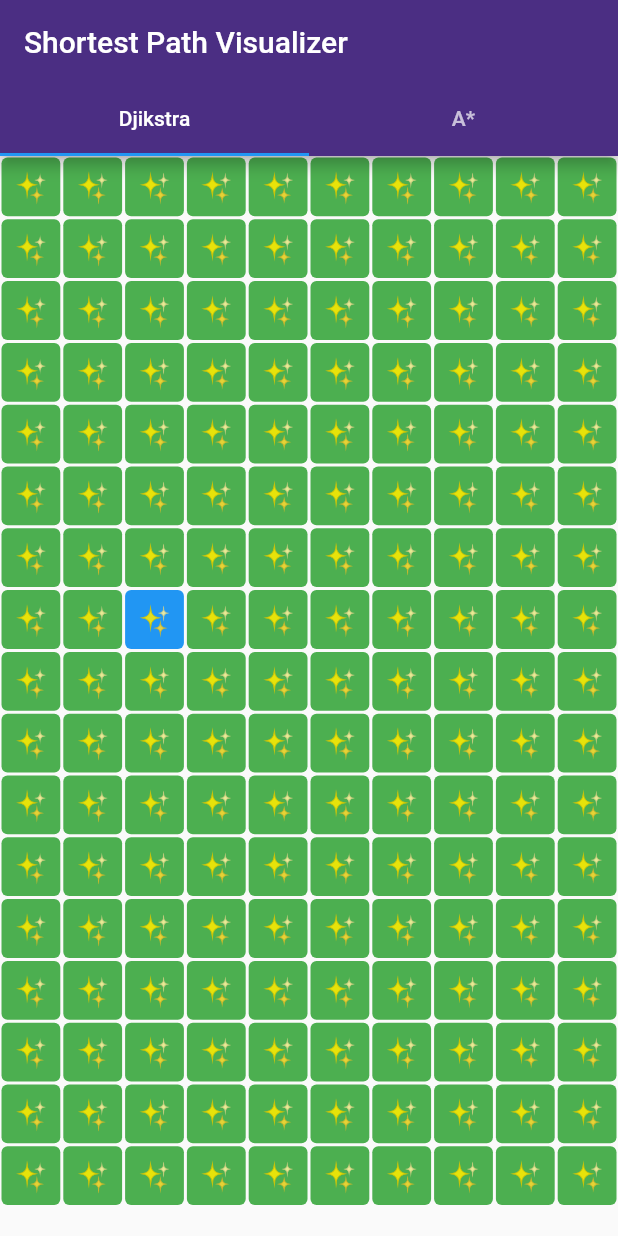
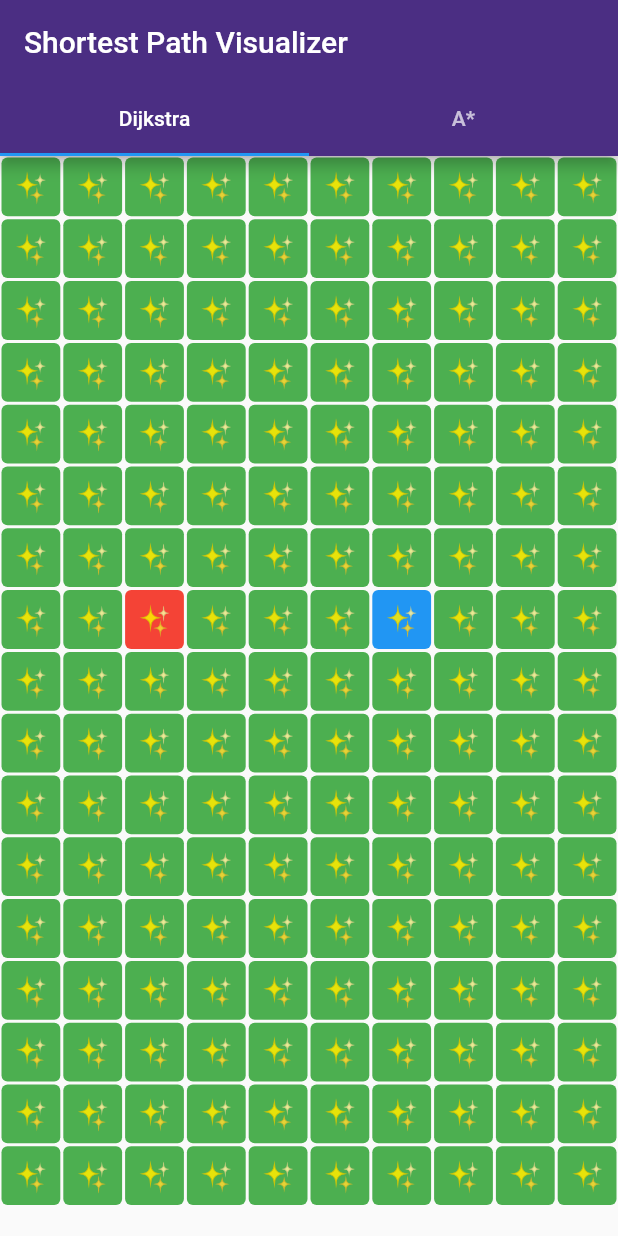
Before and after one commit to codycodes/flutter-shortest-path, a Flutter app: the screen it shows after launch, on a phone screen of 412 x 824 dp. Run offline on Flutter 3.47's test engine with Material 2 defaults, Android fonts, the phone set to English and light mode, and no system bars.

Commit message:
add Node class

```diff
--- a/flutter_shortest_path/lib/GridOne.dart
+++ b/flutter_shortest_path/lib/GridOne.dart
@@ -3,6 +3,7 @@ import 'dart:math';
 
 import 'package:flutter/material.dart';
 import 'package:flutter/rendering.dart';
+import 'package:fluttershortestpath/Node.dart';
 
 class GridOne extends StatefulWidget {
   @override
@@ -28,64 +29,52 @@ class _GridOneState extends State<GridOne> {
     }
     int numCellsHeight = (numCellsWidth * heights).toInt();
 
-    // should be moved somewhere
-    // used to push the row up one if it's in the middle instead of down
-    int minusOne = 0;
-    if (heights % 2 == 1) {
-      minusOne++;
-    }
-    int startRow = ((heights/2)- minusOne).floor();
-    int startCol = (numCellsWidth ~/ 4);
+    List<List<Node>> createGridData() {
+      // Creates a list of list of Node representing state for each cell in the grid
 
-    List<List<int>> createGridData() {
-      // Creates a list of list of strings representing state for each cell in the grid
-      List<List<int>> gridState = [];
-      List.filled(numCellsWidth, '0');
-      for (int i = 0; i < heights; i++) {
-       gridState.add(List<int>.filled(numCellsWidth, int64MaxValue));
+      int minusOne = 0;
+      if (heights % 2 == 1) {
+        minusOne++;
+      }
+      int startRow = ((heights/2) - minusOne).floor();
+      int startCol = (numCellsWidth ~/ 4);
+      int endRow = ((heights/2) - minusOne).floor();
+      int endCol = (numCellsWidth ~/4) * 3;
+
+      List<List<Node>> gridState = [];
+      for (int row = 0; row < heights; row++) {
+        List<Node> curRow = List();
+        for (int col = 0; col < numCellsWidth; col++) {
+          if (row == startRow && col == startCol) {
+            curRow.add(Node(Colors.red, row, col, true, false));
+          } else if (row == endRow && col == endCol) {
+            curRow.add(Node(Colors.blue, row, col, false, true));
+          } else {
+            curRow.add(Node(Colors.green, row, col, false, false));
+          }
+        }
+        gridState.add(curRow);
       }
       return gridState;
     }
 
-    List<List<int>> gridState = createGridData();
-    gridState[0][0] = 0;
-    gridState[1][1] = int64MaxValue;
+    List<List<Node>> gridState = createGridData();
 
 //    minPq<HeapPriorityQueue><>
     Map<List, int> totalCosts = Map();
-    // Each index for the graph will not be changed
-    totalCosts[[0,0]] = 1;
 
-    // NODE class stuff
-    // Getting height is dividing by the width (undo?) and then modulus gets the col
+    // Getting height is dividing by the width
+    // and then modulus gets the col
     List convertIndexRowCol(idx) {
         int row = (idx/numCellsWidth).floor();
         int col = (idx % numCellsWidth);
-//        return row;
         return [row, col];
     }
 
     Color getNodeColor(number) {
+      // TODO: this could be a map of the number to the rowcol
       List rowCol = convertIndexRowCol(number);
-
-      print(rowCol);
-      print(totalCosts);
-      if (totalCosts[rowCol] == 1) {
-        return Colors.red;
-      }
-//      if (gridState[rowCol[0]][rowCol[1]] == 0){
-//        return Colors.black;
-//      }
-      if (rowCol[0] == startRow && rowCol[1] == startCol) {
-        //start
-        return Colors.blue;
-      } else if (rowCol[0] == ((heights/2)- minusOne).floor()
-      && rowCol[1] == ((numCellsWidth/4) * 3)) {
-        // end
-        return Colors.red;
-      } else {
-        return Colors.green;
-      }
+      return gridState[rowCol[0]][rowCol[1]].color;
     }
 
     return new Scaffold(
--- a/flutter_shortest_path/lib/Home.dart
+++ b/flutter_shortest_path/lib/Home.dart
@@ -47,7 +47,7 @@ class _HomeState extends State<Home> with SingleTickerProviderStateMixin {
         bottom: new TabBar(
           controller: controller,
           tabs: <Widget>[
-            new Tab(text: "Djikstra",),
+            new Tab(text: "Dijkstra",),
             new Tab(text: "A*",),
           ],
         ),
--- /dev/null
+++ b/flutter_shortest_path/lib/Node.dart
@@ -0,0 +1,16 @@
+import 'package:flutter/material.dart';
+
+class Node {
+    int row, col;
+    Color color;
+    bool startNode;
+    bool endNode;
+
+    Node(this.color, this.row, this.col, this.startNode, this.endNode) {
+      color = this.color;
+      row = this.row;
+      col = this.col;
+      startNode = this.startNode;
+      endNode = this.endNode;
+    }
+}
```
